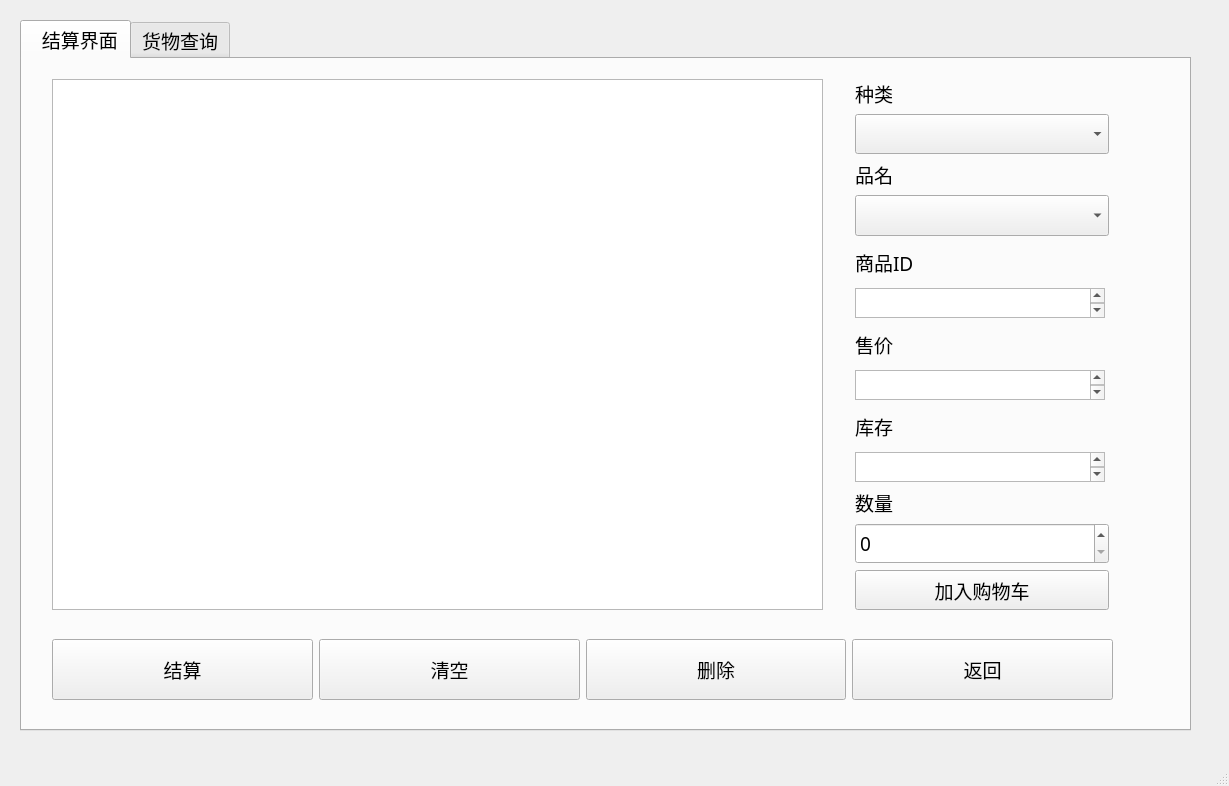
Before: the Qt Designer form item/Supermarket_management_system/staff_operation.ui in hewei-bit/QT-Learing, drawn with Qt 5.
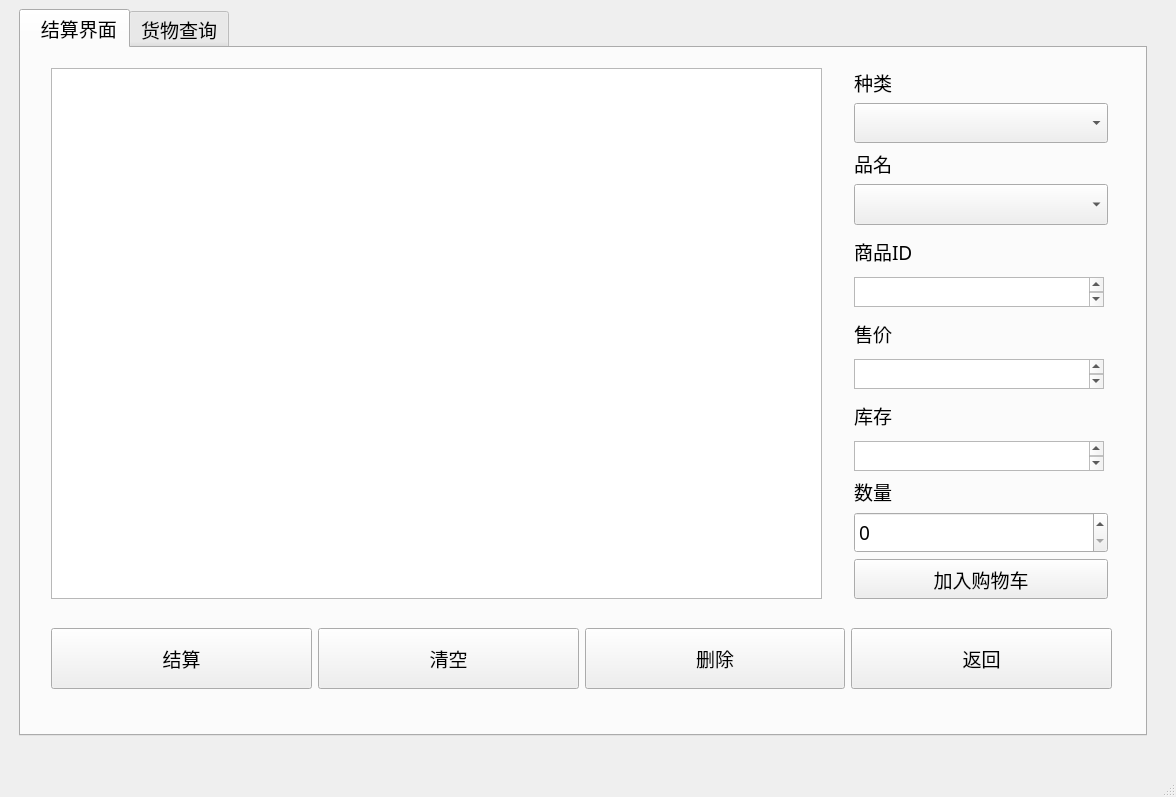
After: the same form once the commit is applied.

Commit message: 超市管理最终版

What changed in the file:
```diff
--- a/item/Supermarket_management_system/staff_operation.ui
+++ b/item/Supermarket_management_system/staff_operation.ui
@@ -6,8 +6,8 @@
    <rect>
     <x>0</x>
     <y>0</y>
-    <width>1229</width>
-    <height>786</height>
+    <width>1176</width>
+    <height>797</height>
    </rect>
   </property>
   <property name="font">
@@ -23,41 +23,30 @@
    <string notr="true"/>
   </property>
   <widget class="QWidget" name="centralwidget">
-   <widget class="QWidget" name="layoutWidget">
-    <property name="geometry">
-     <rect>
-      <x>0</x>
-      <y>0</y>
-      <width>1211</width>
-      <height>751</height>
-     </rect>
-    </property>
-    <layout class="QHBoxLayout" name="horizontalLayout_3">
-     <item>
-      <spacer name="horizontalSpacer_2">
+   <layout class="QGridLayout" name="gridLayout">
+    <item row="1" column="0">
+     <spacer name="horizontalSpacer">
        <property name="orientation">
         <enum>Qt::Horizontal</enum>
        </property>
        <property name="sizeType">
-        <enum>QSizePolicy::Fixed</enum>
+       <enum>QSizePolicy::Minimum</enum>
        </property>
        <property name="sizeHint" stdset="0">
         <size>
-         <width>20</width>
+        <width>10</width>
          <height>20</height>
         </size>
        </property>
       </spacer>
      </item>
-     <item>
-      <layout class="QVBoxLayout" name="verticalLayout_2">
-       <item>
+    <item row="3" column="1">
         <spacer name="verticalSpacer_2">
          <property name="orientation">
           <enum>Qt::Vertical</enum>
          </property>
          <property name="sizeType">
-          <enum>QSizePolicy::Fixed</enum>
+       <enum>QSizePolicy::Minimum</enum>
          </property>
          <property name="sizeHint" stdset="0">
           <size>
@@ -67,7 +56,7 @@
          </property>
         </spacer>
        </item>
-       <item>
+    <item row="1" column="1">
         <widget class="QTabWidget" name="tabWidget">
          <property name="currentIndex">
           <number>0</number>
@@ -498,42 +487,39 @@
          </widget>
         </widget>
        </item>
-       <item>
+    <item row="1" column="2">
+     <spacer name="horizontalSpacer_2">
+      <property name="orientation">
+       <enum>Qt::Horizontal</enum>
+      </property>
+      <property name="sizeType">
+       <enum>QSizePolicy::Minimum</enum>
+      </property>
+      <property name="sizeHint" stdset="0">
+       <size>
+        <width>20</width>
+        <height>20</height>
+       </size>
+      </property>
+     </spacer>
+    </item>
+    <item row="0" column="1">
         <spacer name="verticalSpacer">
          <property name="orientation">
           <enum>Qt::Vertical</enum>
          </property>
          <property name="sizeType">
-          <enum>QSizePolicy::Fixed</enum>
+       <enum>QSizePolicy::Minimum</enum>
          </property>
          <property name="sizeHint" stdset="0">
           <size>
            <width>20</width>
-           <height>20</height>
+        <height>0</height>
           </size>
          </property>
         </spacer>
        </item>
       </layout>
-     </item>
-     <item>
-      <spacer name="horizontalSpacer">
-       <property name="orientation">
-        <enum>Qt::Horizontal</enum>
-       </property>
-       <property name="sizeType">
-        <enum>QSizePolicy::Fixed</enum>
-       </property>
-       <property name="sizeHint" stdset="0">
-        <size>
-         <width>20</width>
-         <height>20</height>
-        </size>
-       </property>
-      </spacer>
-     </item>
-    </layout>
-   </widget>
   </widget>
   <widget class="QStatusBar" name="statusbar"/>
  </widget>
```
Lines whose indentation alone changed are shown as unchanged. The commit also changes 1 other file.
